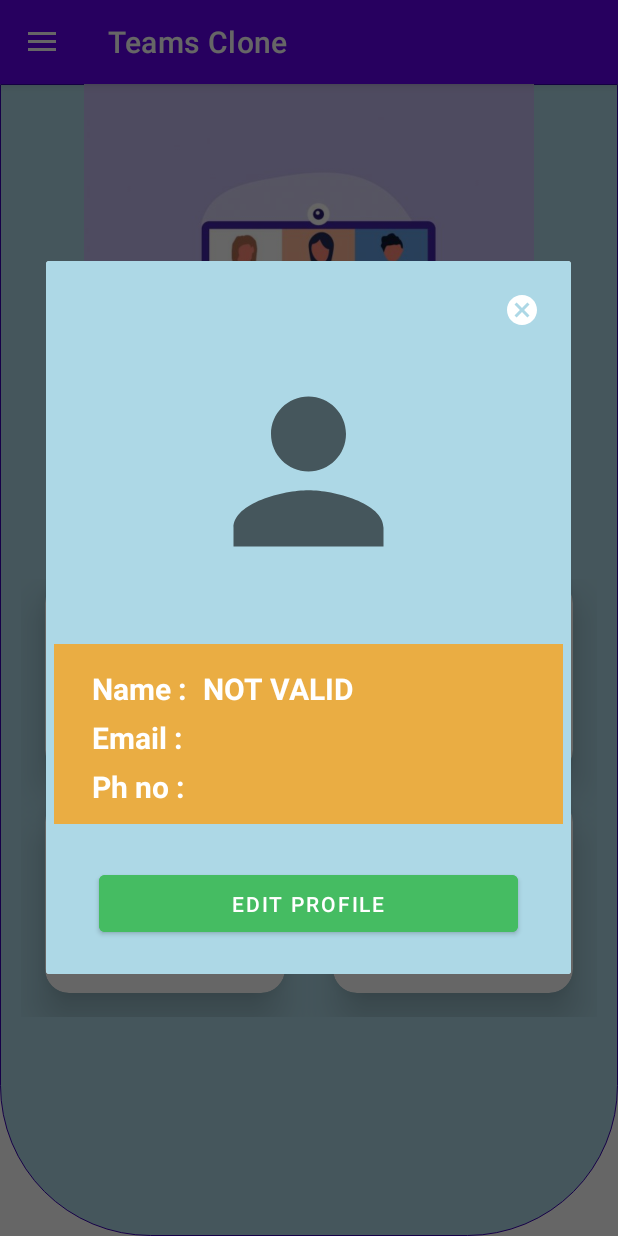
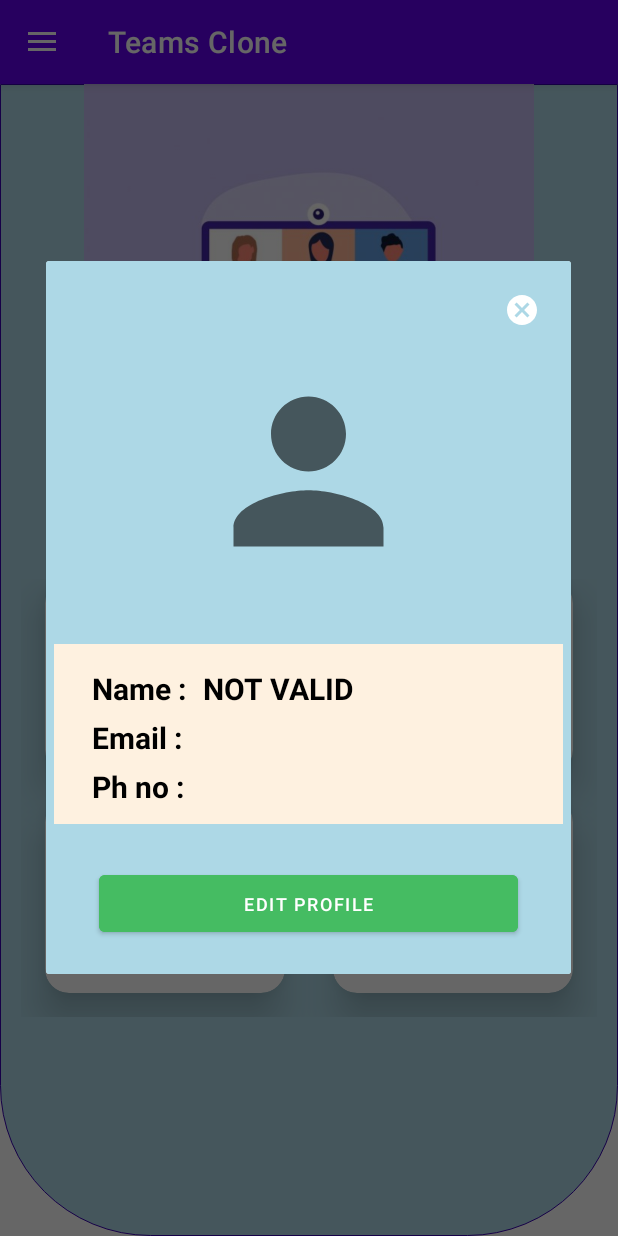
Before and after one commit to enlightrahulrm31/Teams-Clone-App, an Android app: the screen it shows after launch once a user with an empty profile is signed in (BoardingActivity), after a tap on "My Profile", on a phone screen of 412 x 824 dp. Run offline under Robolectric (Android 15) with nearby library versions, the phone set to English and light mode, and no system bars; our stand-ins replace CircleImageView, Firebase (no records; nobody signed in at launch, a user with empty details on screens opened directly); pictures from the network do not load.

Commit message:
Removed unnecessary comments and modified custom_pop.xml

```diff
--- a/app/src/main/java/com/example/bcd/BoardingActivity.kt
+++ b/app/src/main/java/com/example/bcd/BoardingActivity.kt
@@ -31,18 +31,13 @@ class BoardingActivity : AppCompatActivity() {
     lateinit var database: FirebaseFirestore
      var  username:String = "NOT VALID"
     var curUserUrl:String ?=null
-    // added new
     lateinit var db : FirebaseFirestore
     lateinit var collectionReference: CollectionReference
-    var userAdapter: TeamUserAdapter?= null
-    // delete it it not works
     override fun onCreate(savedInstanceState: Bundle?) {
         super.onCreate(savedInstanceState)
-      //  setContentView(R.layout.activity_boarding) // replace row user by activity boarding
         db = FirebaseFirestore.getInstance()
         collectionReference = db.collection("teammeetings")
-        setContentView(R.layout.activity_boarding)  // change it to activity_team_recycler_view as activity_reclycler_view
-        // setupRecyclerview()
+        setContentView(R.layout.activity_boarding)
         var dialog :Dialog = Dialog(this)
         firebaseauth = FirebaseAuth.getInstance()
         database = FirebaseFirestore.getInstance()
@@ -72,10 +67,6 @@ class BoardingActivity : AppCompatActivity() {
                         }
                     }
                 }
-        /*createMeeting.setOnClickListener {
-             startActivity(intentjoinmeet)
-             finish()
-        }*/
         meetings.setOnClickListener {
             startActivity(intentjoinmeet)
 
@@ -112,7 +103,6 @@ class BoardingActivity : AppCompatActivity() {
         }
         navView.setNavigationItemSelectedListener {
             when(it.itemId){
-                // creating toast so that when we click it we get notified
                 R.id.Members->{
                     startActivity(intentdasboard)
                 }
@@ -136,63 +126,18 @@ class BoardingActivity : AppCompatActivity() {
 
 
     }
-    // newly added
-    /*fun setupRecyclerview(){
-        val  query : Query = collectionReference
-        val firestoreRecyclerOptions : FirestoreRecyclerOptions<TeamMeetingModel> =
-                FirestoreRecyclerOptions.Builder<TeamMeetingModel>()
-                        .setQuery(query,TeamMeetingModel::class.java).build()
-        userAdapter = TeamUserAdapter(firestoreRecyclerOptions,this)
-        recyclerView.layoutManager = LinearLayoutManager(this)
-        recyclerView.adapter = userAdapter
-    }
-    override fun onStart() {
-        super.onStart()
-        userAdapter?.startListening()
-
-    }
-
-    override fun onDestroy() {
-        super.onDestroy()
-        userAdapter?.startListening()
-
-    }
-    // delete it if not works*/
-    /*fun setupRecyclerview(){
-        val  query : Query = collectionReference.orderBy("day")//.orderBy("hour").orderBy("min") // sorting the query by min,hr,day
-        val firestoreRecyclerOptions : FirestoreRecyclerOptions<TeamMeetingModel> =
-                FirestoreRecyclerOptions.Builder<TeamMeetingModel>()
-                        .setQuery(query,TeamMeetingModel::class.java).build()
-        userAdapter = TeamUserAdapter(firestoreRecyclerOptions,this)
-        teamrecyclerView.layoutManager = LinearLayoutManager(this)   // team recycler view is the id for for recycler view item which is present in activity boarding
-        teamrecyclerView.adapter = userAdapter
-    }
-    override fun onStart() {
-        super.onStart()
-        userAdapter?.startListening()
-
-    }
-
-    override fun onDestroy() {
-        super.onDestroy()
-        userAdapter?.startListening()
-
-    }*/
-
 
     override fun onOptionsItemSelected(item: MenuItem): Boolean {   // this is to make the hamberger work so that drawer opens
 
-       // NavHeadername.text = incomingname
-        NavHeadername.text=username  // setting the nav header name to username  (IT IS THE NAV HEADER )
+        NavHeadername.text=username                            // setting the nav header name to username  (IT IS THE NAV HEADER )
         NavHeaderemail.text =firebaseauth.currentUser?.email   // setting the nav user email to email
-        Glide      // user to download url of the image
+        Glide                                                 // user to download url of the image
             .with(this)
             .load(curUserUrl)
             .centerCrop()
             .placeholder(R.drawable.ic_baseline_person_24)
             .into(nav_user_image);
 
-      //  Toast.makeText(this,username, Toast.LENGTH_SHORT).show()
         if(toggle.onOptionsItemSelected(item)){
             return true;
         }
--- a/app/src/main/java/com/example/bcd/ChatRecyclerViewActivity.kt
+++ b/app/src/main/java/com/example/bcd/ChatRecyclerViewActivity.kt
@@ -63,7 +63,7 @@ class ChatRecyclerViewActivity : AppCompatActivity() {
         }
 
     }
-    private fun constructkey(a: String, b: String): String {  // creating the token key on basis of which our documnet in firebase database in formed
+    private fun constructkey(a: String, b: String): String {  // creating the token key on basis of which our document in firebase database in formed
           if(a < b){
               return a+b                             // it will be unique for every pair of  users
           }
@@ -89,11 +89,10 @@ class ChatRecyclerViewActivity : AppCompatActivity() {
         var s:String =frommail+tomail
             collectionReference = db.collection(s)
             val query: Query = collectionReference!!//.orderBy("curtime")
-            //val  query2 : Query = collectionReference!!
             val firestoreRecyclerOptions: FirestoreRecyclerOptions<ChatModel> =
                     FirestoreRecyclerOptions.Builder<ChatModel>()
                             .setQuery(query, ChatModel::class.java).build()
-            userAdapter = ChatAdapter(firestoreRecyclerOptions, this)       // calling adapter class
+            userAdapter = ChatAdapter(firestoreRecyclerOptions, this)               // calling adapter class
             chatrecyclerView.layoutManager = LinearLayoutManager(this)               // team recycler view is the id for for recycler view item which is present in activity boarding
             chatrecyclerView.adapter = userAdapter
 
--- a/app/src/main/java/com/example/bcd/MainActivity.kt
+++ b/app/src/main/java/com/example/bcd/MainActivity.kt
@@ -23,7 +23,7 @@ class MainActivity : AppCompatActivity() {
             Toast.makeText(this, "ALREADY LOGGED IN ", Toast.LENGTH_SHORT).show()
             val intent = Intent(this, BoardingActivity::class.java)  // directing the user to boarding activity
             startActivity(intent)
-            finish()    //  finish is used so clear the back stack
+            finish()                        //  finish is used so clear the back stack
         }
         val sign_in_button = findViewById<Button>(R.id.signup)
         val sign_up_button = findViewById<Button>(R.id.signin)
--- a/app/src/main/java/com/example/bcd/ManageMeetActivity.kt
+++ b/app/src/main/java/com/example/bcd/ManageMeetActivity.kt
@@ -45,7 +45,7 @@ class ManageMeetActivity : AppCompatActivity() {
 
     }
     private fun showDatePicker() {
-        Toast.makeText(this,"date picker",Toast.LENGTH_LONG).show()
+       // Toast.makeText(this,"date picker",Toast.LENGTH_LONG).show()
         val cal  =Calendar.getInstance()
         val year =cal.get(Calendar.YEAR)
         val month =cal.get(Calendar.MONTH)
--- a/app/src/main/java/com/example/bcd/UserAdapter.kt
+++ b/app/src/main/java/com/example/bcd/UserAdapter.kt
@@ -28,7 +28,6 @@ class UserAdapter(options: FirestoreRecyclerOptions<UserModel>,context: Context)
      var k = context
      var  name:String ?=null
     override fun onCreateViewHolder(parent: ViewGroup, viewType: Int): UserAdapterVH {
-       //   val button:Button = dilog.findViewById(R.id.cancelbutton)
          return UserAdapterVH(
              LayoutInflater.from(parent.context).inflate(R.layout.row_users, parent, false)
          )
--- a/app/src/main/res/drawable/round_button.xml
+++ b/app/src/main/res/drawable/round_button.xml
@@ -10,4 +10,8 @@
         android:left="0dp"
         android:right="0dp"
         android:top="0dp" />
+    <stroke
+        android:width="0.5dp"
+        android:color="@color/dark_green" />
+    <solid android:color="@color/dark_green" />
 </shape>
--- a/app/src/main/res/layout/custom_pop.xml
+++ b/app/src/main/res/layout/custom_pop.xml
@@ -50,7 +50,7 @@
             android:layout_height="120dp"
             android:layout_marginTop="40dp"
             android:layout_weight="1"
-            android:background="@color/orange"
+            android:background="@color/light_orange"
             app:layout_constraintEnd_toEndOf="parent"
             app:layout_constraintStart_toStartOf="parent"
             app:layout_constraintTop_toBottomOf="@+id/userimage">
@@ -67,7 +67,7 @@
                     android:layout_marginTop="16dp"
                     android:layout_weight="1"
                     android:text="Name :"
-                    android:textColor="#FFFFFF"
+                    android:textColor="#000000"
                     android:textSize="20sp"
                     android:textStyle="bold"
                     app:layout_constraintStart_toStartOf="parent"
@@ -80,7 +80,7 @@
                     android:layout_marginStart="25dp"
                     android:layout_marginTop="5dp"
                     android:text="Email :"
-                    android:textColor="#FFFFFF"
+                    android:textColor="#000000"
                     android:textSize="20sp"
                     android:textStyle="bold"
                     app:layout_constraintStart_toStartOf="parent"
@@ -93,7 +93,7 @@
                     android:layout_marginStart="4dp"
                     android:layout_marginTop="16dp"
                     android:text="TextView"
-                    android:textColor="#FFFFFF"
+                    android:textColor="#000000"
                     android:textSize="20sp"
                     android:textStyle="bold"
                     app:layout_constraintStart_toEndOf="@+id/textView3"
@@ -106,7 +106,7 @@
                     android:layout_marginStart="4dp"
                     android:layout_marginTop="5dp"
                     android:text="TextView"
-                    android:textColor="#FFFFFF"
+                    android:textColor="#000000"
                     android:textSize="20sp"
                     android:textStyle="bold"
                     app:layout_constraintStart_toEndOf="@+id/textView5"
@@ -119,7 +119,7 @@
                     android:layout_marginStart="25dp"
                     android:layout_marginTop="5dp"
                     android:text="Ph no :"
-                    android:textColor="#FFFFFF"
+                    android:textColor="#000000"
                     android:textSize="20sp"
                     android:textStyle="bold"
                     app:layout_constraintStart_toStartOf="parent"
@@ -132,8 +132,9 @@
                     android:layout_marginStart="4dp"
                     android:layout_marginTop="5dp"
                     android:text="TextView"
-                    android:textColor="#FFFFFF"
+                    android:textColor="#000000"
                     android:textSize="20sp"
+                    android:textStyle="bold"
                     app:layout_constraintStart_toEndOf="@+id/textView"
                     app:layout_constraintTop_toBottomOf="@+id/DialogEmail" />
 
@@ -151,8 +152,9 @@
             android:layout_marginEnd="30dp"
             android:backgroundTint="@color/dark_green"
             android:text="Edit Profile"
+            android:textSize="12sp"
             app:layout_constraintEnd_toEndOf="parent"
-            app:layout_constraintHorizontal_bias="0.0"
+            app:layout_constraintHorizontal_bias="0.433"
             app:layout_constraintStart_toStartOf="parent"
             app:layout_constraintTop_toBottomOf="@+id/linearLayout" />
 
--- a/app/src/main/res/values/colors.xml
+++ b/app/src/main/res/values/colors.xml
@@ -15,4 +15,5 @@
     <color name="dark_green">#45bc62</color>
     <color name="orange">#eaad43 </color>
     <color name="dark_blue">#2f333f</color>
+    <color name="light_orange">#FEF1E0</color>
 </resources>
```
Also changed, not shown: app/src/main/java/com/example/bcd/DashboardActivity.kt (+1 -7 lines), app/src/main/java/com/example/bcd/SignInActivity.kt (+0 -12 lines), app/src/main/java/com/example/bcd/TeamUserAdapter.kt (+0 -27 lines), app/src/main/java/com/example/bcd/WelcomeActivity.kt (deleted, +0 -11 lines), app/src/main/res/layout/activity_welcome.xml (deleted, +0 -12 lines).
